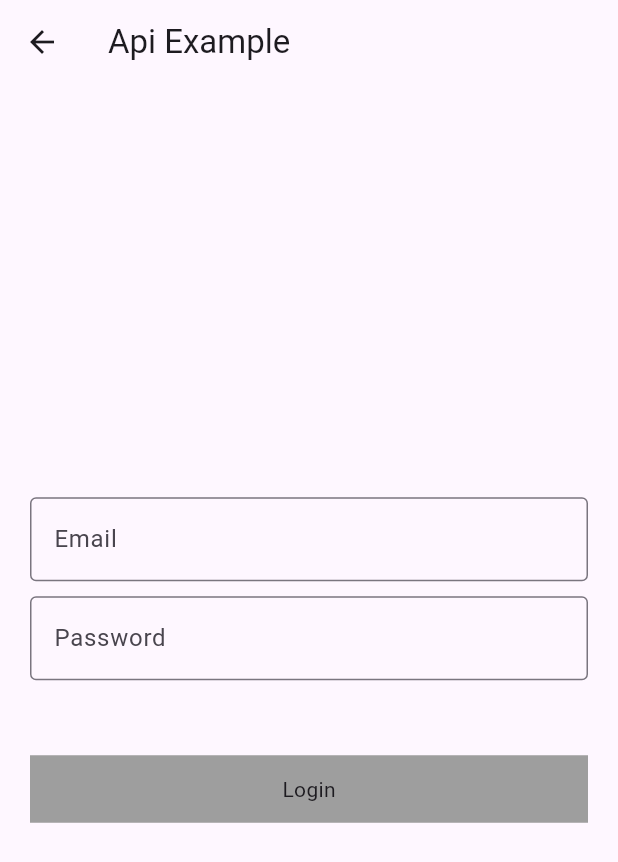
After one commit to mallasmustafa/getxStateManagment_example, a Flutter app: the screen it shows after launch, after a tap on "Login Example with getx", on a phone screen of 412 x 824 dp. The commit adds this screen. Shown: the top 862 px of the screen. Run offline on Flutter 3.47's test engine with Material 3 defaults, Android fonts, the phone set to English and light mode, and no system bars; our stand-ins replace get, image_picker; network calls fail.

Commit message:
loginApi example using getx

```diff
--- a/lib/example.dart
+++ b/lib/example.dart
@@ -1,5 +1,6 @@
 import 'package:flutter/material.dart';
 import 'package:get/get.dart';
+import 'package:getx_example/login_example.dart';
 import 'package:getx_example/example2.dart';
 import 'package:getx_example/example3.dart';
 import 'package:getx_example/example4.dart';
@@ -54,12 +55,18 @@ class Example extends StatelessWidget {
                   Get.to(Example5());
                 },
                 child: const Text("Example 5 click")),
-                const SizedBox(height: 15),
-                ElevatedButton(
+            const SizedBox(height: 15),
+            ElevatedButton(
                 onPressed: () {
                   Get.to(const ImagePickerExample());
                 },
-                child: const Text("Image picker example"))
+                child: const Text("Image picker example")),
+            const SizedBox(height: 15),
+            ElevatedButton(
+                onPressed: () {
+                  Get.to(const LoginExample());
+                },
+                child: const Text("Login Example with getx"))
           ],
         ),
       ),
--- a/lib/example5.dart
+++ b/lib/example5.dart
@@ -18,7 +18,8 @@ class Example5 extends StatelessWidget {
           return Card(
             child: ListTile(
                 onTap: () {
-                  if (exampleController.emptyList.contains(exampleController.fruitList[index])) {
+                  if (exampleController.emptyList
+                      .contains(exampleController.fruitList[index])) {
                     exampleController
                         .removeFavourite(exampleController.fruitList[index]);
                   } else {
--- /dev/null
+++ b/lib/login_controller.dart
@@ -0,0 +1,34 @@
+import 'dart:convert';
+
+import 'package:flutter/material.dart';
+import 'package:get/get.dart';
+import 'package:http/http.dart';
+
+class LoginController extends GetxController {
+  final emailController = TextEditingController().obs;
+  final passwordController = TextEditingController().obs;
+  RxBool loading = false.obs;
+
+  Future<void> LoginApi() async {
+    loading.value = true;
+    try {
+      final response = await post(Uri.parse("https://reqres.in/api/login"),
+          body: {
+            "email": emailController.value.text,
+            "password": passwordController.value.text
+          });
+      var data = jsonDecode(response.body);
+
+      if (response.statusCode == 200) {
+        loading.value = false;
+        Get.snackbar("Login SuccessFull", "congrates");
+      } else {
+         loading.value = false;
+        Get.snackbar("Login Failed", data["error"]);
+      }
+    } catch (e) {
+       loading.value = false;
+      Get.snackbar("Exception", e.toString());
+    }
+  }
+}
--- /dev/null
+++ b/lib/login_example.dart
@@ -0,0 +1,48 @@
+import 'package:flutter/material.dart';
+import 'package:get/get.dart';
+import 'package:getx_example/login_controller.dart';
+
+class LoginExample extends StatelessWidget {
+  const LoginExample({super.key});
+
+  @override
+  Widget build(BuildContext context) {
+    LoginController loginController = Get.put(LoginController());
+    return Scaffold(
+      appBar: AppBar(title: const Text("Api Example")),
+      body: Padding(
+        padding: const EdgeInsets.symmetric(horizontal: 20),
+        child: Column(
+          mainAxisAlignment: MainAxisAlignment.center,
+          crossAxisAlignment: CrossAxisAlignment.center,
+          children: [
+            TextFormField(
+                controller: loginController.emailController.value,
+                decoration: const InputDecoration(
+                    hintText: "Email", border: OutlineInputBorder())),
+            const SizedBox(height: 10),
+            TextFormField(
+                controller: loginController.passwordController.value,
+                decoration: const InputDecoration(
+                    hintText: "Password", border: OutlineInputBorder())),
+            const SizedBox(height: 50),
+            Obx(() => InkWell(
+                  onTap: () {
+                    loginController.LoginApi();
+                  },
+                  child: loginController.loading.value
+                      ? const CircularProgressIndicator()
+                      : Container(
+                          height: 45,
+                          decoration: const BoxDecoration(color: Colors.grey),
+                          child: const Center(
+                            child: Text("Login"),
+                          ),
+                        ),
+                ))
+          ],
+        ),
+      ),
+    );
+  }
+}
--- a/pubspec.yaml
+++ b/pubspec.yaml
@@ -37,6 +37,7 @@ dependencies:
   cupertino_icons: ^1.0.2
   get: ^4.6.6
   image_picker:
+  http:
 
 dev_dependencies:
   flutter_test:
```
Also changed, not shown: lib/image_picker_example.dart (+4 -3 lines), pubspec.lock.
